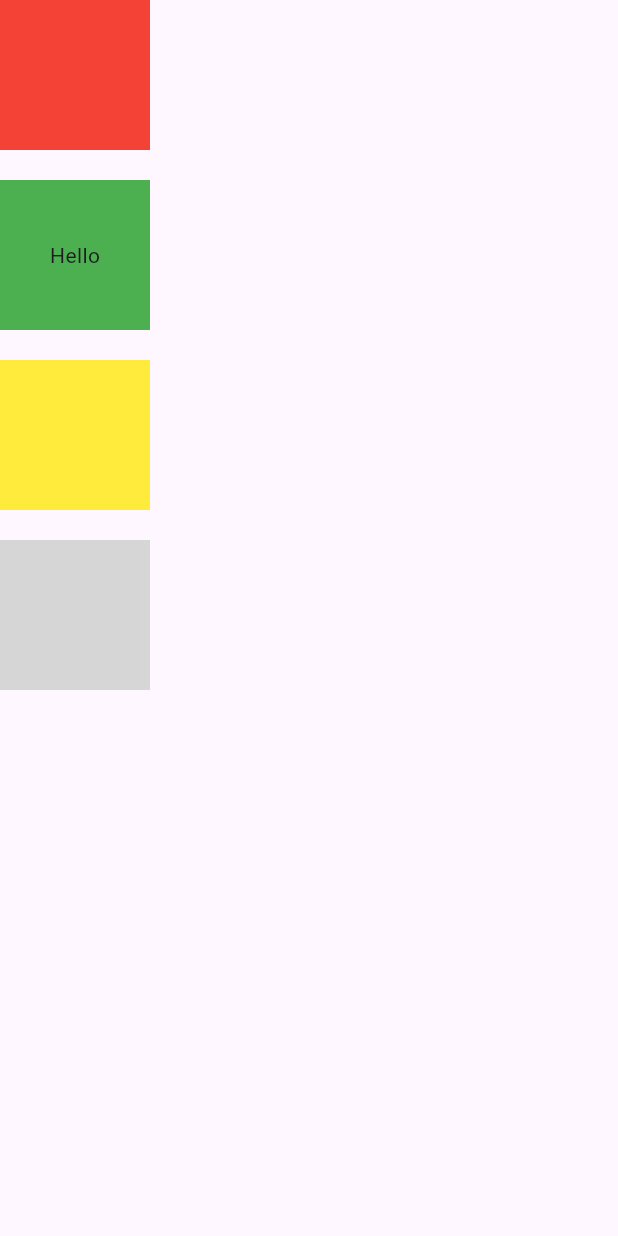
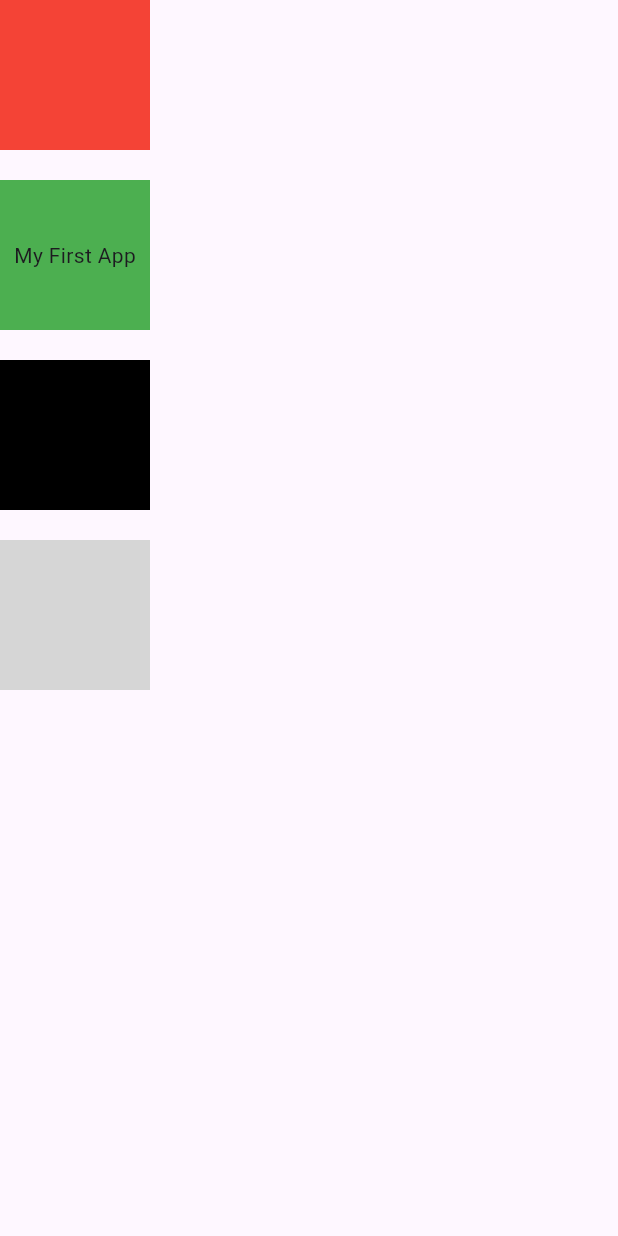
Before and after one commit to kavindu0755/my_first_app, a Flutter app: the screen it shows after launch, on a phone screen of 412 x 824 dp. Run offline on Flutter 3.47's test engine with Material 3 defaults, Android fonts, the phone set to English and light mode, and no system bars; network calls fail; grey boxes are pictures that could not be loaded.

Commit message:
Change Color and Text

```diff
--- a/lib/main.dart
+++ b/lib/main.dart
@@ -26,7 +26,7 @@ class MyApp extends StatelessWidget {
               width: 100,
               height: 100,
               color: Colors.green,
-              child: Center(child: Text("Hello")),
+              child: Center(child: Text("My First App")),
             ),
             SizedBox(
               height: 20,
@@ -34,7 +34,7 @@ class MyApp extends StatelessWidget {
             Container(
               width: 100,
               height: 100,
-              color: Colors.yellow,
+              color: Colors.black,
             ),
             SizedBox(
               height: 20,
```
